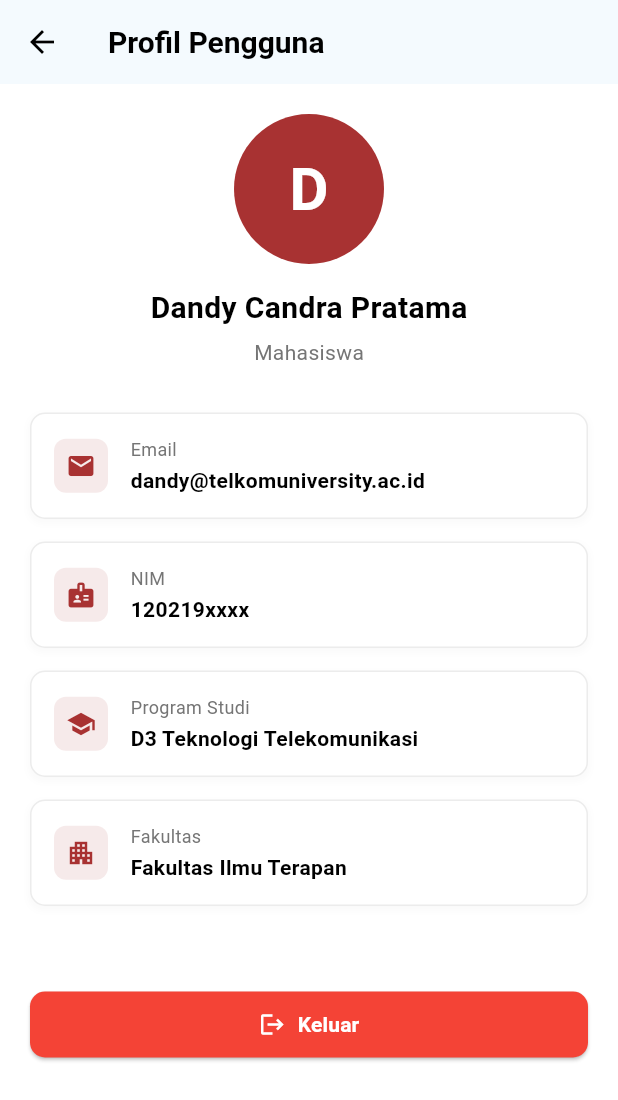
After one commit to wahyudiamri/Appceloe, a Flutter app: the HomeScreen screen opened by its route, after a tap on an icon or button, on a phone screen of 412 x 824 dp. The commit adds this screen. Shown: the top 1100 px of the screen. Run offline on Flutter 3.47's test engine with Material 3 defaults, Android fonts, the phone set to English and light mode, and no system bars.

Commit message:
mengimplemintasikan profile

```diff
--- a/lib/screens/home_screen.dart
+++ b/lib/screens/home_screen.dart
@@ -7,6 +7,7 @@ import 'package:appceloe/widgets/course_progress_item.dart';
 import 'package:appceloe/screens/my_classes_screen.dart';
 import 'package:appceloe/screens/notification_screen.dart';
 import 'package:appceloe/models/notification_item.dart';
+import 'package:appceloe/screens/profile_screen.dart';
 
 class HomeScreen extends StatefulWidget {
   const HomeScreen({super.key});
@@ -159,7 +160,14 @@ class _HomeScreenState extends State<HomeScreen> {
     // Dynamic Title based on selection
     Widget _appBarTitle;
     if (_selectedIndex == 0) {
-      _appBarTitle = Row(
+      _appBarTitle = GestureDetector(
+        onTap: () {
+           Navigator.push(
+            context,
+            MaterialPageRoute(builder: (context) => const ProfileScreen()),
+          );
+        },
+        child: Row(
           children: [
             const CircleAvatar(
               backgroundColor: CeloeTheme.primaryColor,
@@ -187,7 +195,8 @@ class _HomeScreenState extends State<HomeScreen> {
               ],
             ),
           ],
-        );
+        ),
+      );
     } else if (_selectedIndex == 1) {
       _appBarTitle = const Text(
           'Kelas Saya',
--- /dev/null
+++ b/lib/screens/profile_screen.dart
@@ -0,0 +1,150 @@
+import 'package:flutter/material.dart';
+import 'package:appceloe/utils/theme.dart';
+
+class ProfileScreen extends StatelessWidget {
+  const ProfileScreen({super.key});
+
+  @override
+  Widget build(BuildContext context) {
+    return Scaffold(
+      appBar: AppBar(
+        leading: IconButton(
+          icon: const Icon(Icons.arrow_back, color: Colors.black),
+          onPressed: () => Navigator.of(context).pop(),
+        ),
+        title: const Text(
+          'Profil Pengguna',
+          style: TextStyle(
+            color: Colors.black,
+            fontWeight: FontWeight.bold,
+          ),
+        ),
+        backgroundColor: Colors.white,
+        elevation: 1,
+      ),
+      body: SingleChildScrollView(
+        padding: const EdgeInsets.all(20),
+        child: Column(
+          children: [
+            const CircleAvatar(
+              radius: 50,
+              backgroundColor: CeloeTheme.primaryColor,
+              child: Text(
+                'D',
+                style: TextStyle(
+                  fontSize: 40,
+                  fontWeight: FontWeight.bold,
+                  color: Colors.white,
+                ),
+              ),
+            ),
+            const SizedBox(height: 15),
+            const Text(
+              'Dandy Candra Pratama',
+              style: TextStyle(
+                fontSize: 20,
+                fontWeight: FontWeight.bold,
+              ),
+            ),
+            const SizedBox(height: 5),
+            Text(
+              'Mahasiswa',
+              style: TextStyle(
+                fontSize: 14,
+                color: Colors.grey[600],
+              ),
+            ),
+            const SizedBox(height: 30),
+
+            // Info Cards
+            _buildInfoCard(Icons.email, 'Email', 'dandy@telkomuniversity.ac.id'),
+            _buildInfoCard(Icons.badge, 'NIM', '120219xxxx'),
+            _buildInfoCard(Icons.school, 'Program Studi', 'D3 Teknologi Telekomunikasi'),
+            _buildInfoCard(Icons.apartment, 'Fakultas', 'Fakultas Ilmu Terapan'),
+
+            const SizedBox(height: 40),
+
+            SizedBox(
+              width: double.infinity,
+              child: ElevatedButton.icon(
+                onPressed: () {
+                   Navigator.of(context).pushNamedAndRemoveUntil('/login', (route) => false);
+                },
+                icon: const Icon(Icons.logout, color: Colors.white),
+                label: const Text(
+                  'Keluar',
+                  style: TextStyle(
+                    color: Colors.white,
+                    fontWeight: FontWeight.bold,
+                  ),
+                ),
+                style: ElevatedButton.styleFrom(
+                  backgroundColor: Colors.red,
+                  padding: const EdgeInsets.symmetric(vertical: 12),
+                  shape: RoundedRectangleBorder(
+                    borderRadius: BorderRadius.circular(10),
+                  ),
+                ),
+              ),
+            ),
+          ],
+        ),
+      ),
+    );
+  }
+
+  Widget _buildInfoCard(IconData icon, String label, String value) {
+    return Container(
+      margin: const EdgeInsets.only(bottom: 15),
+      padding: const EdgeInsets.all(15),
+      decoration: BoxDecoration(
+        color: Colors.white,
+        borderRadius: BorderRadius.circular(10),
+        border: Border.all(color: Colors.grey.withOpacity(0.2)),
+        boxShadow: [
+          BoxShadow(
+            color: Colors.grey.withOpacity(0.05),
+            spreadRadius: 1,
+            blurRadius: 3,
+            offset: const Offset(0, 2),
+          ),
+        ],
+      ),
+      child: Row(
+        children: [
+          Container(
+            padding: const EdgeInsets.all(8),
+            decoration: BoxDecoration(
+              color: CeloeTheme.primaryColor.withOpacity(0.1),
+              borderRadius: BorderRadius.circular(8),
+            ),
+            child: Icon(icon, color: CeloeTheme.primaryColor, size: 20),
+          ),
+          const SizedBox(width: 15),
+          Expanded(
+            child: Column(
+              crossAxisAlignment: CrossAxisAlignment.start,
+              children: [
+                Text(
+                  label,
+                  style: TextStyle(
+                    fontSize: 12,
+                    color: Colors.grey[600],
+                  ),
+                ),
+                const SizedBox(height: 2),
+                Text(
+                  value,
+                  style: const TextStyle(
+                    fontWeight: FontWeight.bold,
+                    fontSize: 14,
+                  ),
+                ),
+              ],
+            ),
+          ),
+        ],
+      ),
+    );
+  }
+}
```
